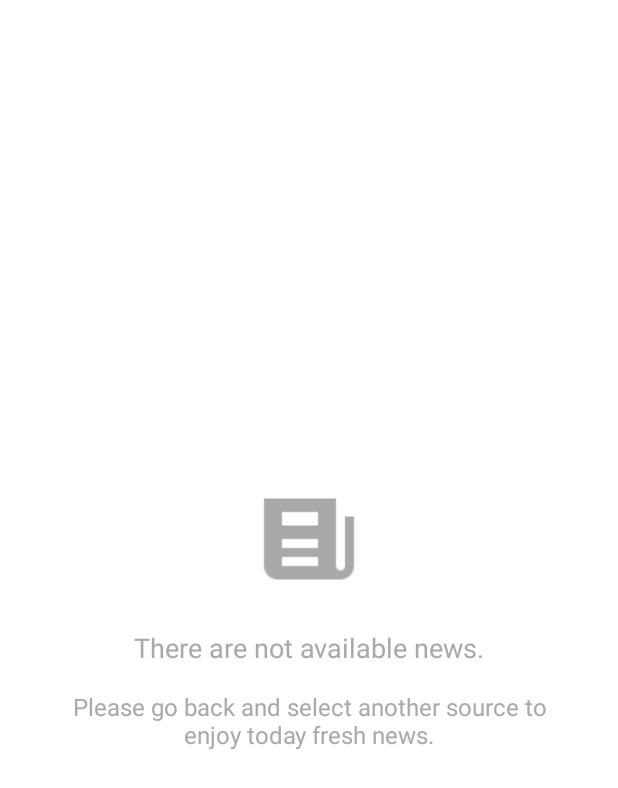
After one commit to amsterdatech/news_challenge, an Android app: the layout custom_view_empty_state.xml on its own in the app's theme, with its tools: preview values and no code run, on a phone screen of 412 x 824 dp. The commit adds this screen. Shown: the top 788 px of the screen. Run offline under Robolectric (Android 15) with nearby library versions, the phone set to English and light mode, and no system bars; network calls fail.

Commit message:
-Create EmptyState layout to handle when e,pty list came from backend

```diff
--- a/app/src/main/java/com/dutchtechnologies/news_challenge/articles/NewsFragment.kt
+++ b/app/src/main/java/com/dutchtechnologies/news_challenge/articles/NewsFragment.kt
@@ -152,8 +152,10 @@ class NewsFragment : BaseFragment(), View.OnClickListener, ArticlesContract.View
     }
 
     override fun showEmptyState() {
+        fragment_articles_custom_view_empty_state.visibility = View.VISIBLE
     }
 
     override fun hideEmptyState() {
+        fragment_articles_custom_view_empty_state.visibility = View.GONE
     }
 }
--- /dev/null
+++ b/app/src/main/res/layout/custom_view_empty_state.xml
@@ -0,0 +1,55 @@
+<?xml version="1.0" encoding="utf-8"?>
+<android.support.v4.widget.NestedScrollView
+        xmlns:android="http://schemas.android.com/apk/res/android"
+        xmlns:tools="http://schemas.android.com/tools" xmlns:app="http://schemas.android.com/apk/res-auto"
+        android:id="@+id/custom_view_empty_state_nested_scroll"
+        android:layout_width="match_parent"
+        android:layout_height="match_parent"
+        android:fillViewport="true"
+        android:scrollbarSize="4dp"
+        android:scrollbars="vertical">
+
+    <android.support.v7.widget.LinearLayoutCompat
+            android:id="@+id/custom_view_empty_state_content_root"
+            android:layout_width="match_parent"
+            android:layout_height="match_parent"
+            android:gravity="center"
+            android:orientation="vertical">
+
+        <android.support.v7.widget.AppCompatImageView
+                android:id="@+id/custom_view_empty_state_image_view_icon"
+                android:layout_width="wrap_content"
+                android:layout_height="wrap_content"
+                android:layout_gravity="center"
+                app:srcCompat="@drawable/ic_news_72dp"
+                android:tint="@color/placeholder"
+                tools:visibility="visible"/>
+
+        <android.support.v7.widget.AppCompatTextView
+                android:id="@+id/custom_view_empty_state_text_view_title"
+                android:textSize="18sp"
+                android:layout_marginTop="24dp"
+                android:layout_marginLeft="48dp"
+                android:layout_marginRight="48dp"
+                android:textColor="@color/placeholder"
+                android:layout_width="match_parent"
+                android:gravity="center"
+                android:layout_height="wrap_content"
+                android:text="@string/fragment_article_title_text_view_empty_state_title"
+                tools:visibility="visible"/>
+
+        <android.support.v7.widget.AppCompatTextView
+                android:id="@+id/custom_view_empty_state_text_view_message"
+                android:layout_marginTop="16dp"
+                android:textSize="16sp"
+                android:layout_marginLeft="40dp"
+                android:layout_marginRight="40dp"
+                android:layout_width="match_parent"
+                android:gravity="center"
+                android:textColor="@color/placeholder"
+                android:layout_height="wrap_content"
+                android:text="@string/fragment_article_title_text_view_empty_state_message"
+                tools:visibility="visible"/>
+    </android.support.v7.widget.LinearLayoutCompat>
+
+</android.support.v4.widget.NestedScrollView>
--- a/app/src/main/res/layout/fragment_news.xml
+++ b/app/src/main/res/layout/fragment_news.xml
@@ -19,9 +19,18 @@
             android:id="@+id/fragment_articles_recycler_view"
             android:layout_width="match_parent"
             android:layout_height="match_parent"
+            tools:visibility="gone"
             app:layout_behavior="@string/appbar_scrolling_view_behavior"
             tools:layoutManager="android.support.v7.widget.LinearLayoutManager"
             tools:listitem="@layout/view_holder_regular_article"/>
+
+    <include layout="@layout/custom_view_empty_state"
+             android:layout_width="match_parent"
+             android:layout_height="match_parent"
+             android:fillViewport="true"
+             android:fitsSystemWindows="true"
+             android:visibility="gone"
+             android:id="@+id/fragment_articles_custom_view_empty_state"/>
 
     <android.support.design.widget.AppBarLayout
             android:id="@+id/fragment_articles_app_bar"
--- a/app/src/main/res/values/strings.xml
+++ b/app/src/main/res/values/strings.xml
@@ -7,4 +7,6 @@
     <string name="not_found_activity">You do not have any applications available to perform the requested action.
     </string>
     <string name="chooser_title">Complete action using</string>
+    <string name="fragment_article_title_text_view_empty_state_title">There are not available news.</string>
+    <string name="fragment_article_title_text_view_empty_state_message">Please go back and select another source to enjoy today fresh news.</string>
 </resources>
```
